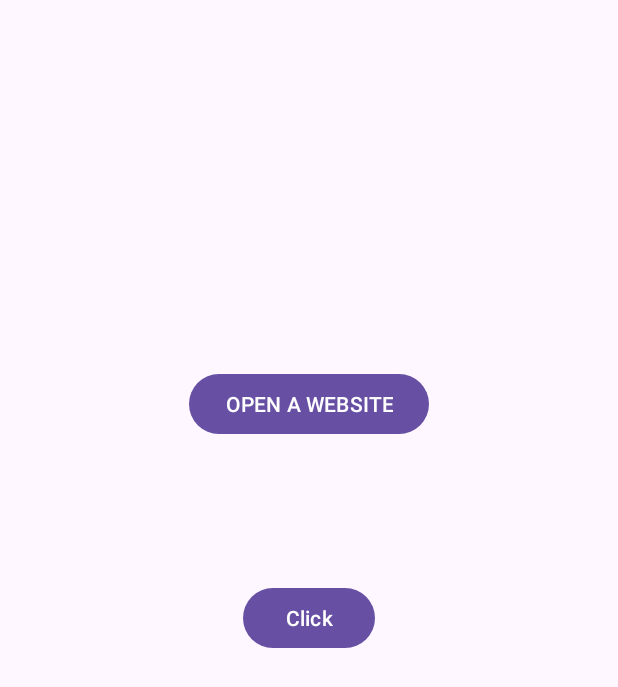
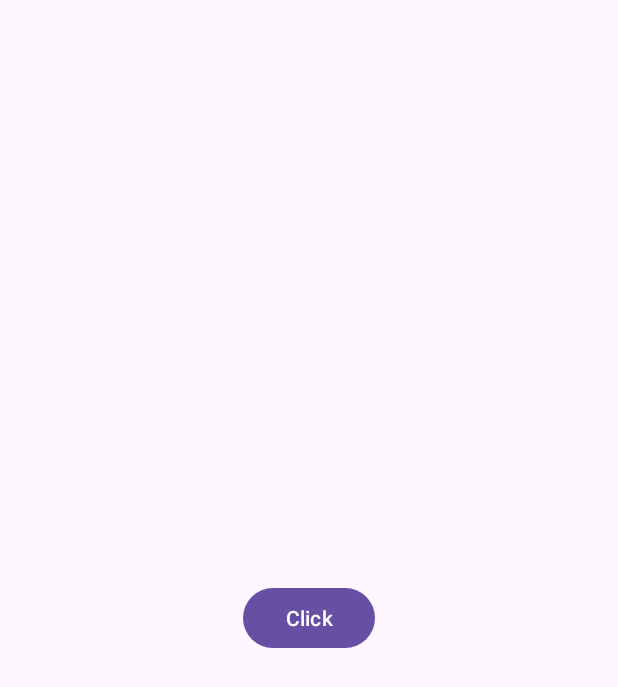
Before and after one commit to khandyana-madhuri/AndroidDevelopment, an Android app: the MainActivity screen opened directly, with no data from a screen before it, on a phone screen of 412 x 824 dp. Shown: the top 687 px of the screen. Run offline under Robolectric (Android 15) with nearby library versions, the phone set to English and light mode, and no system bars.

Commit message:
main branch : MainActivity and gradle scripts.

```diff
--- a/app/build.gradle.kts
+++ b/app/build.gradle.kts
@@ -2,7 +2,6 @@ plugins {
     alias(libs.plugins.android.application)
     alias(libs.plugins.jetbrains.kotlin.android)
     id("kotlin-kapt")
-    id("kotlin-parcelize")
 }
 
 android {
--- a/app/src/main/res/layout/activity_main.xml
+++ b/app/src/main/res/layout/activity_main.xml
@@ -11,21 +11,9 @@
         android:layout_width="wrap_content"
         android:layout_height="wrap_content"
         android:text="Click"
-        android:onClick="sendMultipleDataUSingBundles"
         app:layout_constraintBottom_toBottomOf="parent"
         app:layout_constraintEnd_toEndOf="parent"
         app:layout_constraintStart_toStartOf="parent"
         app:layout_constraintTop_toTopOf="parent" />
 
-    <Button
-        android:id="@+id/webSiteBtn"
-        android:layout_width="wrap_content"
-        android:layout_height="wrap_content"
-        android:text="OPEN A WEBSITE"
-        app:layout_constraintBottom_toBottomOf="parent"
-        app:layout_constraintEnd_toEndOf="parent"
-        app:layout_constraintStart_toStartOf="parent"
-        app:layout_constraintTop_toTopOf="parent"
-        app:layout_constraintVertical_bias="0.316" />
-
 </androidx.constraintlayout.widget.ConstraintLayout>
```
Also changed, not shown: app/src/main/java/com/example/androiddevelopment/FirstActivity.kt (deleted, +0 -40 lines), app/src/main/java/com/example/androiddevelopment/MainActivity.kt (+0 -59 lines), app/src/main/res/layout/activity_first.xml (deleted, +0 -20 lines).
